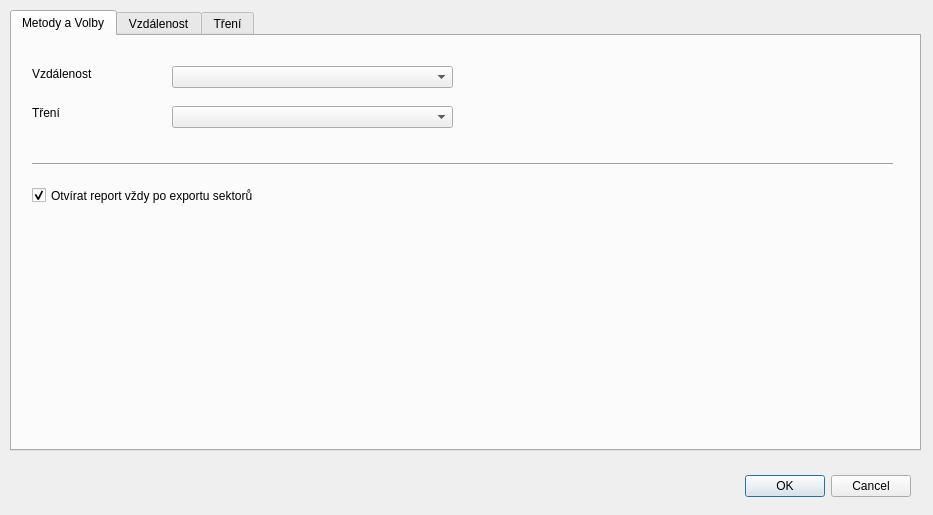
This is ui/settings.ui in ruz76/qgis_patrac as Qt 5 draws it before an edit. The edited form follows.
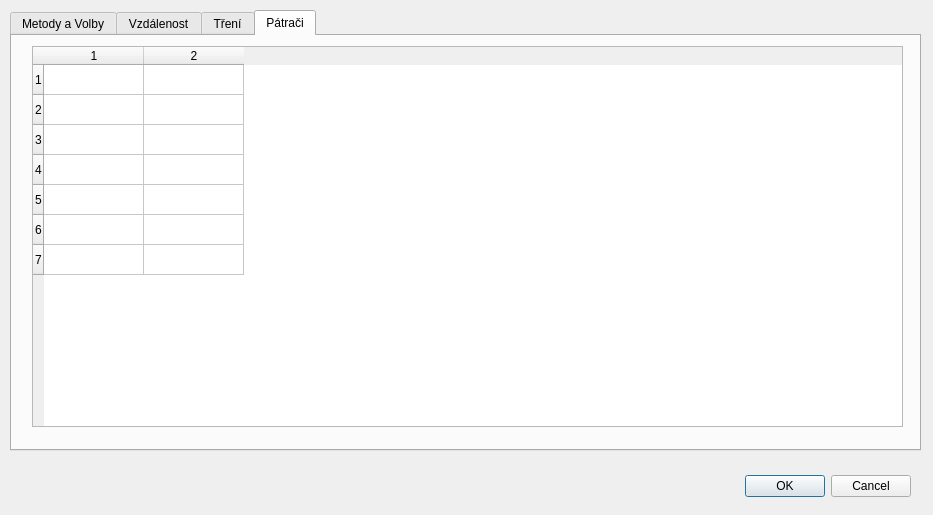
This is the edited form.

What changed in the file:
```diff
--- a/ui/settings.ui
+++ b/ui/settings.ui
@@ -39,7 +39,7 @@
     </rect>
    </property>
    <property name="currentIndex">
-    <number>0</number>
+    <number>3</number>
    </property>
    <widget class="QWidget" name="tab">
     <attribute name="title">
@@ -319,6 +319,36 @@
      <string>Tření</string>
     </attribute>
    </widget>
+   <widget class="QWidget" name="tab_Units">
+    <attribute name="title">
+     <string>Pátrači</string>
+    </attribute>
+    <widget class="QTableWidget" name="tableWidgetUnits">
+     <property name="geometry">
+      <rect>
+       <x>20</x>
+       <y>10</y>
+       <width>871</width>
+       <height>381</height>
+      </rect>
+     </property>
+     <property name="rowCount">
+      <number>7</number>
+     </property>
+     <property name="columnCount">
+      <number>2</number>
+     </property>
+     <row/>
+     <row/>
+     <row/>
+     <row/>
+     <row/>
+     <row/>
+     <row/>
+     <column/>
+     <column/>
+    </widget>
+   </widget>
   </widget>
  </widget>
  <resources/>
```
